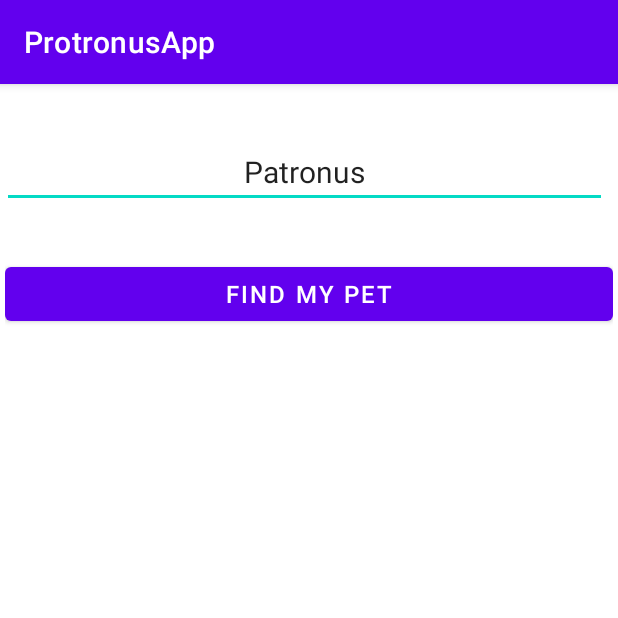
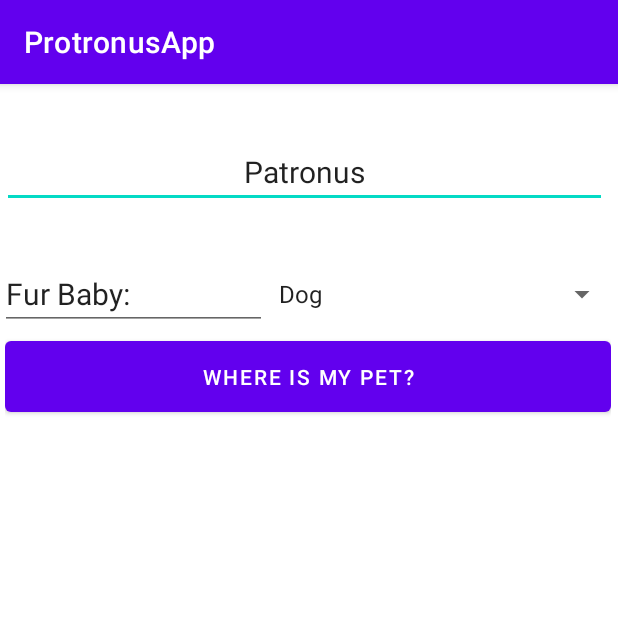
Before and after one commit to Tonyshen1997/Patronus, an Android app: the screen it shows after launch (MainActivity), on a phone screen of 412 x 824 dp, the top half of it. Run offline under Robolectric (Android 15) with nearby library versions, the phone set to English and light mode, and no system bars; our stand-ins replace Firebase (no records; nobody signed in at launch, a user with empty details on screens opened directly); libraries missing offline, so code that uses them is left out: com.google.cloud.storage.

Commit message:
cannot click botton

```diff
--- a/App/ProtronusApp/app/src/main/java/edu/gatech/seclass/protronusapp/MainActivity.java
+++ b/App/ProtronusApp/app/src/main/java/edu/gatech/seclass/protronusapp/MainActivity.java
@@ -7,9 +7,12 @@ import android.graphics.BitmapFactory;
 import android.graphics.drawable.Drawable;
 import android.os.Bundle;
 import android.view.View;
+import android.widget.AdapterView;
+import android.widget.ArrayAdapter;
 import android.widget.Button;
 import android.widget.ImageView;
 import android.widget.RadioButton;
+import android.widget.Spinner;
 
 import java.io.IOException;
 import java.io.InputStream;
@@ -20,6 +23,8 @@ import java.net.URL;
 public class MainActivity extends AppCompatActivity {
 
     private ImageView img;
+    private Spinner spinner;
+    private String category;
 
     @Override
     protected void onCreate(Bundle savedInstanceState) {
@@ -29,6 +34,24 @@ public class MainActivity extends AppCompatActivity {
         img = (ImageView) findViewById(R.id.imagePet);
         downloadHelper downloadhelper = new downloadHelper();
         downloadhelper.download(img);
+
+        spinner = (Spinner)findViewById(R.id.spinner);
+
+        ArrayAdapter<CharSequence> adapter = ArrayAdapter.createFromResource(
+                this, R.array.category, android.R.layout.simple_spinner_item
+        );
+        adapter.setDropDownViewResource(android.R.layout.simple_spinner_dropdown_item);
+        spinner.setAdapter(adapter);
+
+        spinner.setOnItemSelectedListener(new AdapterView.OnItemSelectedListener() {
+            @Override
+            public void onItemSelected(AdapterView<?> parent, View selectedItemView, int position, long id) {
+                category = parent.getItemAtPosition(position).toString();
+            }
+
+            @Override
+            public void onNothingSelected(AdapterView<?> parentView) {}
+        });
 
     }
 
--- a/App/ProtronusApp/app/src/main/res/layout/activity_main.xml
+++ b/App/ProtronusApp/app/src/main/res/layout/activity_main.xml
@@ -30,32 +30,73 @@
 
     <LinearLayout
         android:id="@+id/linearLayout2"
-        android:layout_width="405dp"
-        android:layout_height="82dp"
-        android:layout_marginStart="3dp"
+        android:layout_width="wrap_content"
+        android:layout_height="wrap_content"
+        android:layout_marginStart="32dp"
+        android:layout_marginEnd="32dp"
+        android:layout_marginBottom="32dp"
         android:orientation="horizontal"
+        app:layout_constraintBottom_toBottomOf="parent"
+        app:layout_constraintEnd_toEndOf="parent"
         app:layout_constraintStart_toStartOf="parent"
-        app:layout_constraintTop_toBottomOf="@+id/linearLayout">
+        app:layout_constraintTop_toBottomOf="@+id/linearLayout"
+        app:layout_constraintVertical_bias="0.0">
+
+        <EditText
+            android:id="@+id/editTextTextPersonName2"
+            android:layout_width="282dp"
+            android:layout_height="wrap_content"
+            android:layout_weight="1"
+            android:ems="10"
+            android:inputType="textPersonName"
+            android:text="Fur Baby:"
+            android:textSize="20sp" />
+
+        <Spinner
+            android:id="@+id/spinner"
+            android:layout_width="338dp"
+            android:layout_height="match_parent"
+            android:layout_weight="1"
+            tools:ignore="SpeakableTextPresentCheck" />
+    </LinearLayout>
+
+    <LinearLayout
+        android:id="@+id/linearLayout3"
+        android:layout_width="404dp"
+        android:layout_height="80dp"
+        android:layout_marginStart="1dp"
+        android:layout_marginTop="1dp"
+        android:layout_marginEnd="1dp"
+        android:layout_marginBottom="507dp"
+        android:orientation="horizontal"
+        app:layout_constraintBottom_toBottomOf="parent"
+        app:layout_constraintEnd_toEndOf="parent"
+        app:layout_constraintHorizontal_bias="0.333"
+        app:layout_constraintStart_toStartOf="parent"
+        app:layout_constraintTop_toBottomOf="@+id/linearLayout2"
+        app:layout_constraintVertical_bias="0.0">
 
         <Button
             android:id="@+id/buttonFindpet"
-            android:layout_width="wrap_content"
-            android:layout_height="wrap_content"
+            android:layout_width="match_parent"
+            android:layout_height="59dp"
             android:layout_weight="1"
             android:onClick="handleClick"
-            android:text="Find My Pet"
-            android:textSize="16sp" />
+            android:text="Where is my pet?" />
     </LinearLayout>
 
     <ImageView
         android:id="@+id/imagePet"
-        android:layout_width="262dp"
-        android:layout_height="265dp"
-        android:layout_marginStart="74dp"
-        android:layout_marginTop="60dp"
+        android:layout_width="266dp"
+        android:layout_height="327dp"
+        android:layout_marginStart="72dp"
+        android:layout_marginTop="53dp"
+        android:layout_marginEnd="73dp"
+        android:layout_marginBottom="143dp"
+        app:layout_constraintBottom_toBottomOf="parent"
+        app:layout_constraintEnd_toEndOf="parent"
         app:layout_constraintStart_toStartOf="parent"
-        app:layout_constraintTop_toBottomOf="@+id/linearLayout2"
-        tools:srcCompat="@tools:sample/avatars"
-        />
+        app:layout_constraintTop_toBottomOf="@+id/linearLayout3"
+        tools:srcCompat="@tools:sample/avatars" />
 
 </androidx.constraintlayout.widget.ConstraintLayout>
--- a/App/ProtronusApp/app/src/main/res/values/strings.xml
+++ b/App/ProtronusApp/app/src/main/res/values/strings.xml
@@ -1,3 +1,9 @@
 <resources>
     <string name="app_name">ProtronusApp</string>
+    <string-array name="category">
+        <item>Dog</item>
+        <item>Cat</item>
+        <item>Bird</item>
+        <item>Mouse</item>
+    </string-array>
 </resources>
```
